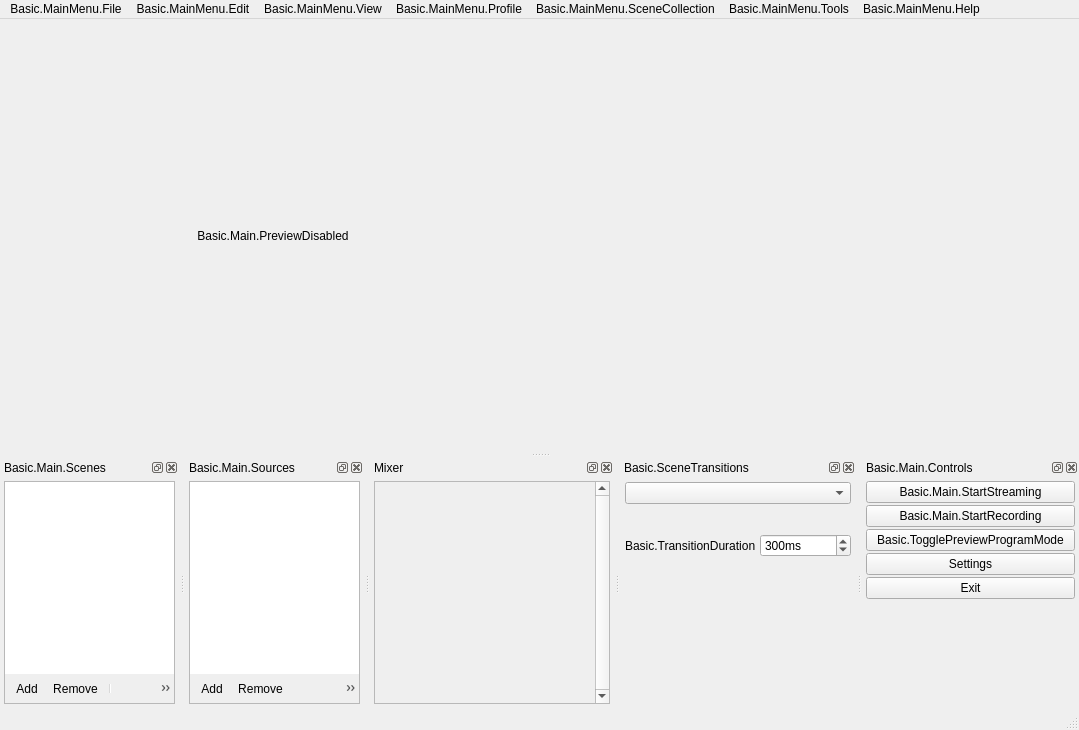
Winding6636/obs_mod, file UI/forms/OBSBasic.ui: the form before one commit.
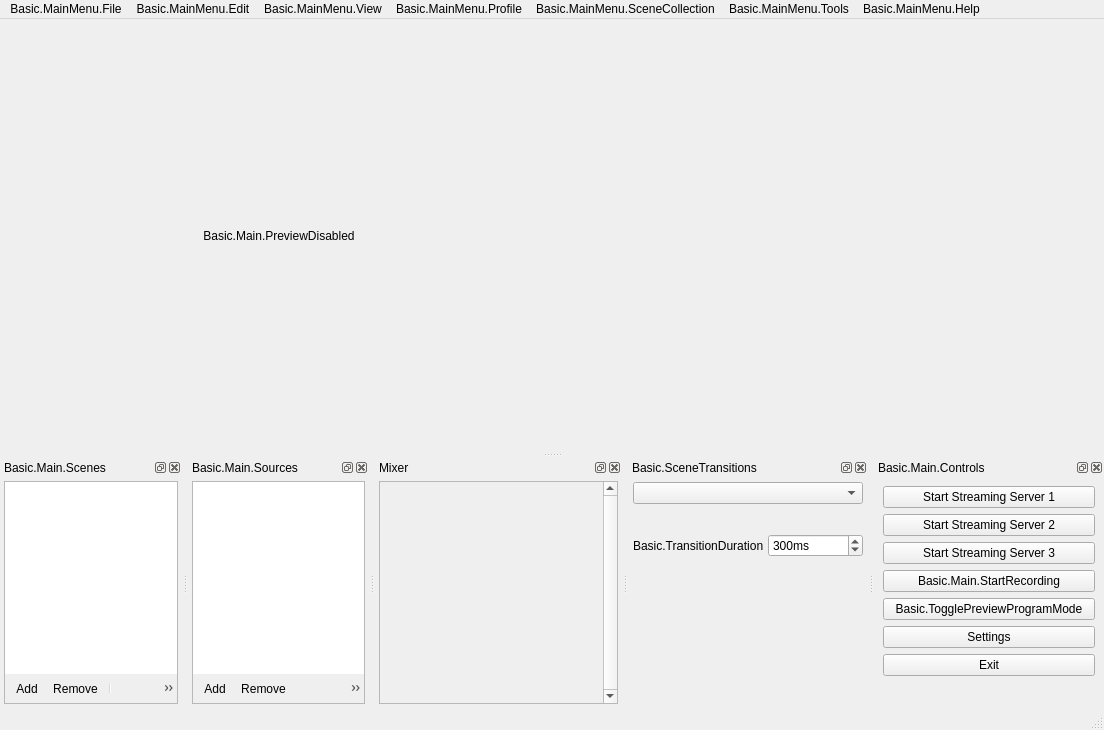
The form after the commit. Icons and pictures are not drawn. Custom widgets are drawn as their Qt base class.

Commit message: UPDATE MultiStreaming System

What changed in the file:
```diff
--- a/UI/forms/OBSBasic.ui
+++ b/UI/forms/OBSBasic.ui
@@ -7,7 +7,7 @@
    <rect>
     <x>0</x>
     <y>0</y>
-    <width>1079</width>
+    <width>1104</width>
     <height>730</height>
    </rect>
   </property>
@@ -102,8 +102,8 @@
     <rect>
      <x>0</x>
      <y>0</y>
-     <width>1079</width>
-     <height>21</height>
+     <width>1104</width>
+     <height>22</height>
     </rect>
    </property>
    <widget class="QMenu" name="menu_File">
@@ -924,21 +924,6 @@
    </attribute>
    <widget class="QWidget" name="dockWidgetContents_3">
     <layout class="QVBoxLayout" name="buttonsVLayout">
-     <property name="spacing">
-      <number>2</number>
-     </property>
-     <property name="leftMargin">
-      <number>4</number>
-     </property>
-     <property name="topMargin">
-      <number>4</number>
-     </property>
-     <property name="rightMargin">
-      <number>4</number>
-     </property>
-     <property name="bottomMargin">
-      <number>4</number>
-     </property>
      <item>
       <widget class="QPushButton" name="streamButton">
        <property name="enabled">
@@ -951,7 +936,45 @@
         </sizepolicy>
        </property>
        <property name="text">
-        <string>Basic.Main.StartStreaming</string>
+        <string>Start Streaming Server 1</string>
+       </property>
+       <property name="checkable">
+        <bool>false</bool>
+       </property>
+      </widget>
+     </item>
+     <item>
+      <widget class="QPushButton" name="streamButton_2">
+       <property name="enabled">
+        <bool>true</bool>
+       </property>
+       <property name="sizePolicy">
+        <sizepolicy hsizetype="Preferred" vsizetype="Fixed">
+         <horstretch>0</horstretch>
+         <verstretch>0</verstretch>
+        </sizepolicy>
+       </property>
+       <property name="text">
+        <string>Start Streaming Server 2</string>
+       </property>
+       <property name="checkable">
+        <bool>false</bool>
+       </property>
+      </widget>
+     </item>
+     <item>
+      <widget class="QPushButton" name="streamButton_3">
+       <property name="enabled">
+        <bool>true</bool>
+       </property>
+       <property name="sizePolicy">
+        <sizepolicy hsizetype="Preferred" vsizetype="Fixed">
+         <horstretch>0</horstretch>
+         <verstretch>0</verstretch>
+        </sizepolicy>
+       </property>
+       <property name="text">
+        <string>Start Streaming Server 3</string>
        </property>
        <property name="checkable">
         <bool>false</bool>
```
Left out of the diff: 2 changed lines with no effect on the pictures. The commit also changes 30 other files.
